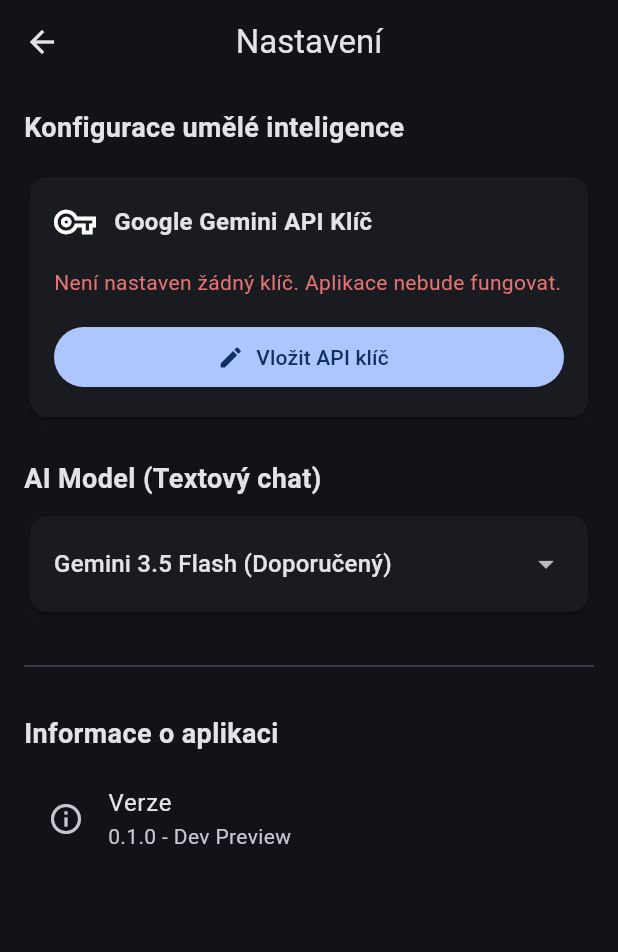
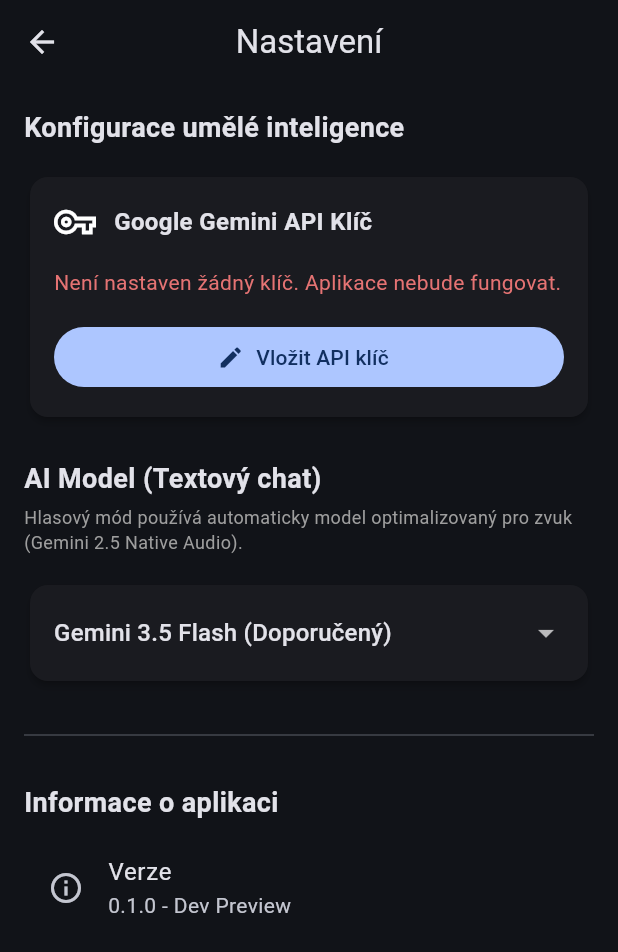
Before and after one commit to 100ky/AJ_Tudor, a Flutter app: the SettingsScreen screen opened directly, on a phone screen of 412 x 824 dp. Shown: the top 952 px of the screen. Run offline on Flutter 3.47's test engine with Material 3 defaults, Android fonts, the phone set to English and light mode, and no system bars; our stand-ins replace drift, flutter_riverpod, google_generative_ai, shared_preferences; missing offline and left inert: flutter_pcm_sound, record, sqlite3; accounts and stored records are empty; generated files the repository leaves out were written again.

Commit message:
feat: implement Gemini Live integration and settings UI for API and model configuration

```diff
--- a/lib/core/constants/gemini_models.dart
+++ b/lib/core/constants/gemini_models.dart
@@ -1,21 +1,12 @@
 class GeminiModels {
   // Aktuální modely (červenec 2026)
-  // Gemini 3.5 Flash – nejnovější, nejrychlejší, doporučený
   static const String flash3_5 = 'gemini-3.5-flash';
-
-  // Gemini 3.1 Flash-Lite – levnější, pro batch analýzu a vysoký objem
   static const String flashLite3_1 = 'gemini-3.1-flash-lite';
-
-  // --- Modely pro Multimodal Live API (WebSocket / Voice Tutor) ---
-  // Použijeme model, který server aktivně podporuje pro BidiGenerateContent v tomto tieru
-  // Gemini 2.5 Flash – starší ale stále funkční (retirement: říjen 2026)
   static const String flash2_5 = 'gemini-2.5-flash';
 
-  // Specializované modely
-  static const String flash3_1_8b = 'gemini-3.1-flash-8b';
-
-  // --- Modely pro Bidi (Live API) ---
-  static const String liveVoiceModel = 'gemini-2.5-flash-native-audio-latest';
+  // --- Model pro Multimodal Live API (WebSocket / Voice Tutor) ---
+  // Používáme specifický "native audio" model, který podporuje BidiGenerateContent
+  static const String liveVoiceModel = 'gemini-2.5-flash-native-audio-preview-12-2025';
   static const String defaultLiveModel = liveVoiceModel;
 
   static const String embedding = 'text-embedding-004';
@@ -38,6 +29,8 @@
         return 'Gemini 3.1 Flash-Lite (Úsporný)';
       case flash2_5:
         return 'Gemini 2.5 Flash (Záložní)';
+      case liveVoiceModel:
+        return 'Gemini 2.5 Native Audio (Hlasový)';
       default:
         return model;
     }
--- a/lib/features/settings/settings_screen.dart
+++ b/lib/features/settings/settings_screen.dart
@@ -153,6 +153,13 @@
             'AI Model (Textový chat)',
             style: TextStyle(fontSize: 18, fontWeight: FontWeight.bold),
           ),
+          const Padding(
+            padding: EdgeInsets.only(top: 4.0, bottom: 8.0),
+            child: Text(
+              'Hlasový mód používá automaticky model optimalizovaný pro zvuk (Gemini 2.5 Native Audio).',
+              style: TextStyle(fontSize: 12, color: Colors.grey),
+            ),
+          ),
           const SizedBox(height: 8),
           Card(
             elevation: 2,
--- a/lib/providers/gemini_provider.dart
+++ b/lib/providers/gemini_provider.dart
@@ -5,6 +5,7 @@
 
 final geminiLiveClientProvider = Provider<GeminiLiveClient?>((ref) {
   final apiKey = ref.watch(apiKeyProvider);
+  final model = ref.watch(modelProvider); // Sledujeme i model
   final playbackService = ref.watch(audioPlaybackServiceProvider);
 
   if (apiKey == null || apiKey.isEmpty) return null;
--- a/lib/services/gemini/gemini_live_client.dart
+++ b/lib/services/gemini/gemini_live_client.dart
@@ -10,6 +10,7 @@
 
   // Callbacky pro UI
   Function(String)? onTextReceived;
+  Function()? onAudioReceived;
   Function()? onTurnComplete;
   Function(String)? onError;
 
@@ -47,7 +48,7 @@
       'setup': {
         'model': modelName.startsWith('models/') ? modelName : 'models/$modelName',
         'generationConfig': {
-          'responseModalities': ['TEXT', 'AUDIO'],
+          'responseModalities': ['AUDIO'],
           'speechConfig': {
             'voiceConfig': {
               'prebuiltVoiceConfig': {
@@ -129,6 +130,7 @@
               final inlineData = part['inlineData'];
               if (inlineData['mimeType'].startsWith('audio/pcm')) {
                 final audioBytes = base64Decode(inlineData['data']);
+                if (onAudioReceived != null) onAudioReceived!(); // Informujeme UI
                 _playbackService.playPcmData(audioBytes);
               }
             }
```
Also changed, not shown: lib/features/conversation/conversation_screen.dart (+10 -0 lines), lib/services/agents/voice_tutor_agent.dart (+18 -1 lines), 2 other files.
